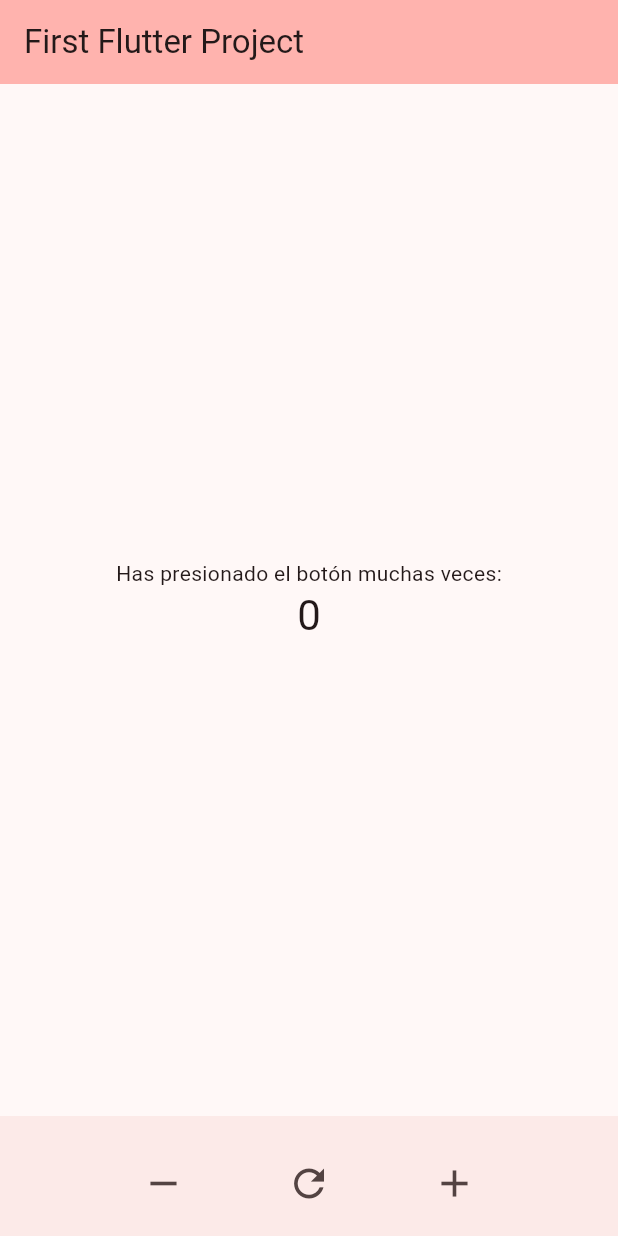
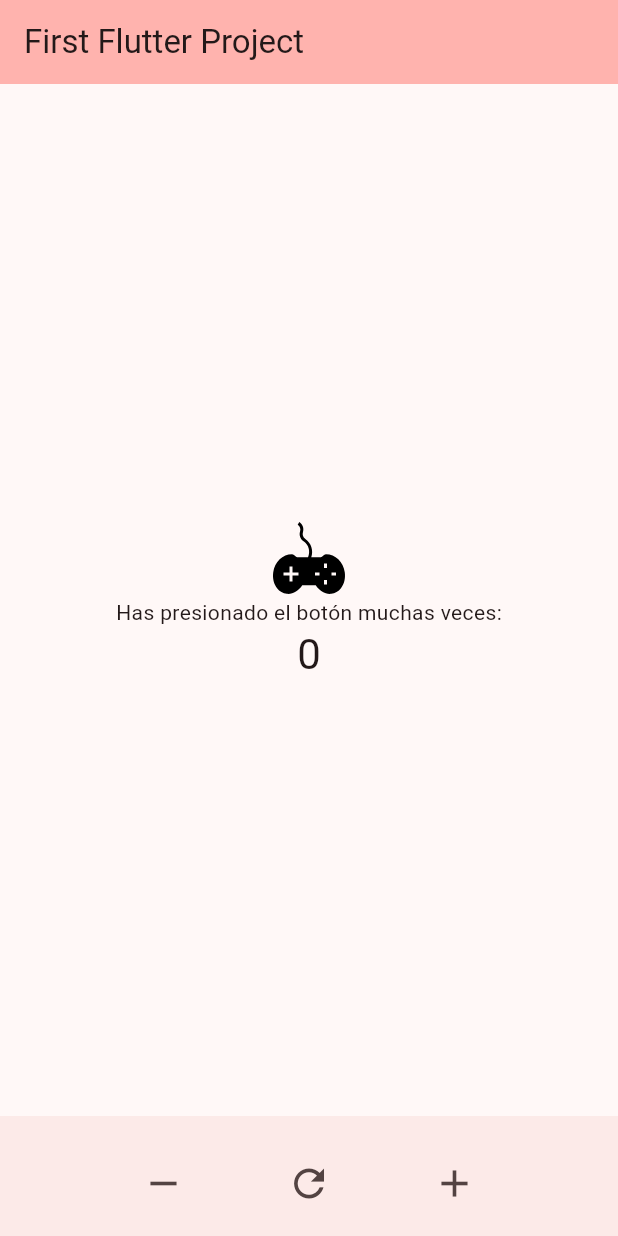
Before and after one commit to JohnCooper25/3479A321_2022479038, a Flutter app: the screen it shows after launch, on a phone screen of 412 x 824 dp. Run offline on Flutter 3.47's test engine with Material 3 defaults, Android fonts, the phone set to English and light mode, and no system bars; our stand-ins replace flutter_svg.

Commit message:
icon_cargado

```diff
--- a/lib/main.dart
+++ b/lib/main.dart
@@ -1,4 +1,5 @@
 import 'package:flutter/material.dart';
+import 'package:flutter_svg/flutter_svg.dart';
 
 void main() {
   runApp(const MyApp());
@@ -96,6 +97,10 @@ class _MyHomePageState extends State<MyHomePage> {
         child: Column(
           mainAxisAlignment: MainAxisAlignment.center,
           children: <Widget>[
+            SvgPicture.asset(
+  'Assets/Icons/ICON_GAME.svg',
+  semanticsLabel: 'Dart Logo',
+),
             const Text('Has presionado el botón muchas veces:'),
             Text(
               '$_counter',
```
